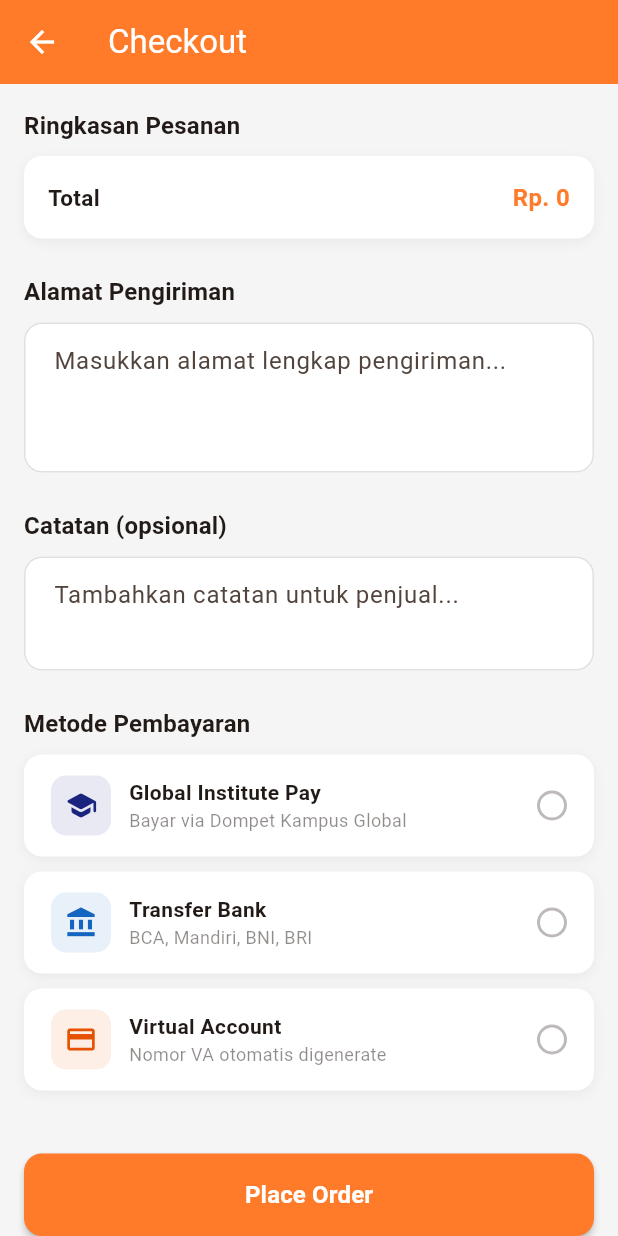
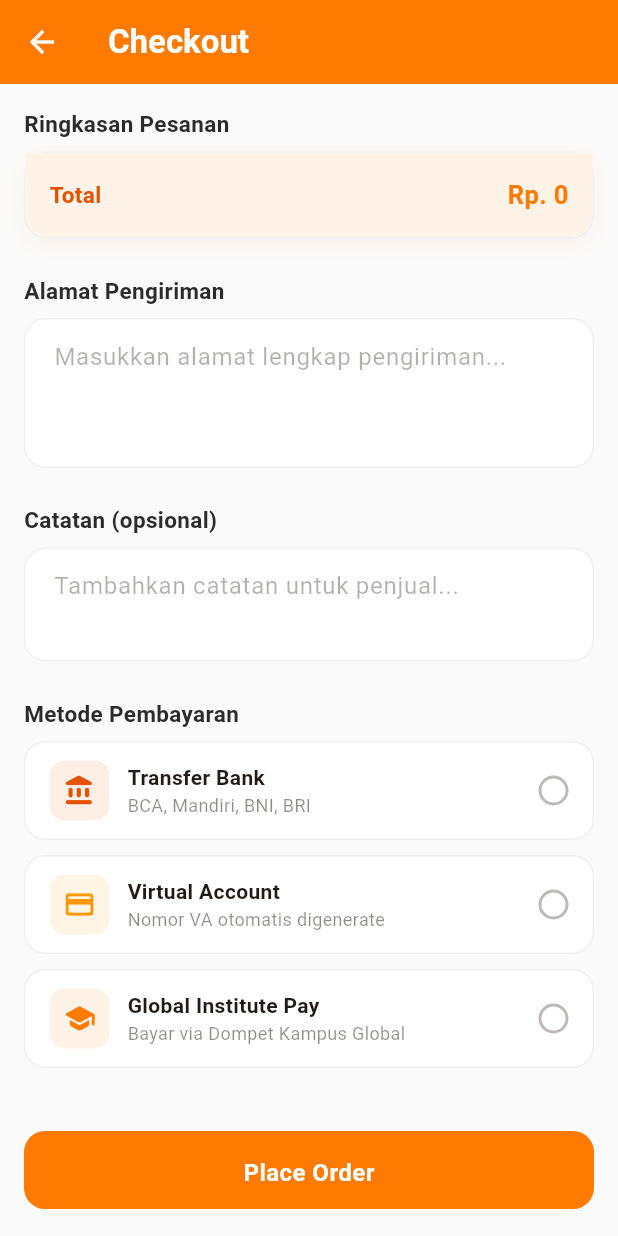
Before and after one commit to Mariariaardyanti/UAS_SEM6, a Flutter app: the CheckoutPage screen opened by its route, on a phone screen of 412 x 824 dp. Run offline on Flutter 3.47's test engine with Material 3 defaults, Android fonts, the phone set to English and light mode, and no system bars; our stand-ins replace app_links, dio, email_validator, equatable, firebase_auth, firebase_core and 4 more; missing offline and left inert: flutter_biometric_kit; accounts and stored records are empty.

Commit message:
style(checkout): perbarui tampilan halaman checkout

```diff
--- a/lib/features/dashboard/presentation/pages/dashboard_page.dart
+++ b/lib/features/dashboard/presentation/pages/dashboard_page.dart
@@ -940,7 +940,7 @@ class _ProductDetailSheetState extends State<_ProductDetailSheet> {
                             SnackBar(
                               content: Text(
                                 success
-                                    ? '${p.name} ditambahkan ke keranjang 🎉'
+                                    ? '${p.name} ditambahkan ke keranjang'
                                     : 'Gagal menambahkan ke keranjang',
                               ),
                               backgroundColor:
--- a/lib/features/order/presentation/pages/checkout_page.dart
+++ b/lib/features/order/presentation/pages/checkout_page.dart
@@ -5,6 +5,12 @@ import 'package:pasar_malam/features/order/presentation/providers/order_provider
 import 'package:provider/provider.dart';
 
 void _log(String msg) => debugPrint('[PasarMalam/Checkout] $msg');
+
+// ── Orange theme accents (UI only) ─────────────────────────
+const Color _kOrangePrimary = Color(0xFFFF7A00);
+const Color _kOrangeDark = Color(0xFFE65100);
+const Color _kOrangeSoft = Color(0xFFFFF3E8);
+const Color _kBg = Color(0xFFFAFAFA);
 
 class CheckoutPage extends StatefulWidget {
  const CheckoutPage({super.key});
@@ -21,25 +27,25 @@ class _CheckoutPageState extends State<CheckoutPage> {
 
  static const List<_PaymentOption> _paymentOptions = [
  _PaymentOption(
- value: 'global_institute_pay',
- label: 'Global Institute Pay',
- subtitle: 'Bayar via Dompet Kampus Global',
- icon: Icons.school_rounded,
- iconColor: Color(0xFF1A237E),
- ),
- _PaymentOption(
  value: 'bank_transfer',
  label: 'Transfer Bank',
  subtitle: 'BCA, Mandiri, BNI, BRI',
- icon: Icons.account_balance,
- iconColor: Color(0xFF1565C0),
+ icon: Icons.account_balance_rounded,
+ iconColor: _kOrangeDark,
  ),
  _PaymentOption(
  value: 'virtual_account',
  label: 'Virtual Account',
  subtitle: 'Nomor VA otomatis digenerate',
- icon: Icons.credit_card,
- iconColor: Color(0xFFE65100),
+ icon: Icons.credit_card_rounded,
+ iconColor: Color(0xFFFF9800),
+ ),
+ _PaymentOption(
+ value: 'global_institute_pay',
+ label: 'Global Institute Pay',
+ subtitle: 'Bayar via Dompet Kampus Global',
+ icon: Icons.school_rounded,
+ iconColor: _kOrangePrimary,
  ),
  ];
 
@@ -81,7 +87,9 @@ class _CheckoutPageState extends State<CheckoutPage> {
  showDialog(
  context: context,
  barrierDismissible: false,
- builder: (_) => const Center(child: CircularProgressIndicator()),
+ builder: (_) => const Center(
+ child: CircularProgressIndicator(color: _kOrangePrimary),
+ ),
  );
 
  _log('─── _placeOrder ───');
@@ -157,11 +165,18 @@ class _CheckoutPageState extends State<CheckoutPage> {
  final cartProv = context.watch<CartProvider>();
  final cart = cartProv.cart;
  final onSurface = Theme.of(context).colorScheme.onSurface;
- final surface = Theme.of(context).colorScheme.surface;
- final primary = Theme.of(context).colorScheme.primary;
 
  return Scaffold(
- appBar: AppBar(title: const Text('Checkout')),
+ backgroundColor: _kBg,
+ appBar: AppBar(
+ title: const Text(
+ 'Checkout',
+ style: TextStyle(fontWeight: FontWeight.w700, color: Colors.white),
+ ),
+ backgroundColor: _kOrangePrimary,
+ foregroundColor: Colors.white,
+ elevation: 0,
+ ),
  body: Form(
  key: _formKey,
  child: SingleChildScrollView(
@@ -174,13 +189,14 @@ class _CheckoutPageState extends State<CheckoutPage> {
  const SizedBox(height: 8),
  Container(
  decoration: BoxDecoration(
- color: surface,
- borderRadius: BorderRadius.circular(12),
+ color: Colors.white,
+ borderRadius: BorderRadius.circular(16),
+ border: Border.all(color: const Color(0xFFF0F0F0)),
  boxShadow: [
  BoxShadow(
- color: Colors.black.withValues(alpha: 0.05),
- blurRadius: 6,
- offset: const Offset(0, 2),
+ color: _kOrangePrimary.withValues(alpha: 0.06),
+ blurRadius: 10,
+ offset: const Offset(0, 4),
  ),
  ],
  ),
@@ -230,9 +246,15 @@ class _CheckoutPageState extends State<CheckoutPage> {
  ),
  ),
  ),
- const Divider(height: 1),
+ const Divider(height: 1, color: Color(0xFFF0F0F0)),
  ],
- Padding(
+ Container(
+ decoration: const BoxDecoration(
+ color: _kOrangeSoft,
+ borderRadius: BorderRadius.vertical(
+ bottom: Radius.circular(16),
+ ),
+ ),
  padding: const EdgeInsets.all(16),
  child: Row(
  mainAxisAlignment: MainAxisAlignment.spaceBetween,
@@ -242,14 +264,15 @@ class _CheckoutPageState extends State<CheckoutPage> {
  style: TextStyle(
  fontSize: 15,
  fontWeight: FontWeight.bold,
+ color: _kOrangeDark,
  ),
  ),
  Text(
  _formatPrice(cart?.total ?? 0),
- style: TextStyle(
- fontSize: 16,
+ style: const TextStyle(
+ fontSize: 17,
  fontWeight: FontWeight.bold,
- color: primary,
+ color: _kOrangePrimary,
  ),
  ),
  ],
@@ -267,13 +290,24 @@ class _CheckoutPageState extends State<CheckoutPage> {
  TextFormField(
  controller: _addressCtrl,
  maxLines: 3,
+ cursorColor: _kOrangePrimary,
  decoration: InputDecoration(
  hintText: 'Masukkan alamat lengkap pengiriman...',
+ hintStyle: TextStyle(color: onSurface.withValues(alpha: 0.35)),
  border: OutlineInputBorder(
- borderRadius: BorderRadius.circular(12),
+ borderRadius: BorderRadius.circular(14),
+ borderSide: const BorderSide(color: Color(0xFFF0F0F0)),
+ ),
+ enabledBorder: OutlineInputBorder(
+ borderRadius: BorderRadius.circular(14),
+ borderSide: const BorderSide(color: Color(0xFFF0F0F0)),
+ ),
+ focusedBorder: OutlineInputBorder(
+ borderRadius: BorderRadius.circular(14),
+ borderSide: const BorderSide(color: _kOrangePrimary, width: 1.5),
  ),
  filled: true,
- fillColor: surface,
+ fillColor: Colors.white,
  ),
  validator: (val) {
  if (val == null || val.trim().isEmpty) {
@@ -291,13 +325,24 @@ class _CheckoutPageState extends State<CheckoutPage> {
  TextFormField(
  controller: _notesCtrl,
  maxLines: 2,
+ cursorColor: _kOrangePrimary,
  decoration: InputDecoration(
  hintText: 'Tambahkan catatan untuk penjual...',
+ hintStyle: TextStyle(color: onSurface.withValues(alpha: 0.35)),
  border: OutlineInputBorder(
- borderRadius: BorderRadius.circular(12),
+ borderRadius: BorderRadius.circular(14),
+ borderSide: const BorderSide(color: Color(0xFFF0F0F0)),
+ ),
+ enabledBorder: OutlineInputBorder(
+ borderRadius: BorderRadius.circular(14),
+ borderSide: const BorderSide(color: Color(0xFFF0F0F0)),
+ ),
+ focusedBorder: OutlineInputBorder(
+ borderRadius: BorderRadius.circular(14),
+ borderSide: const BorderSide(color: _kOrangePrimary, width: 1.5),
  ),
  filled: true,
- fillColor: surface,
+ fillColor: Colors.white,
  ),
  ),
 
@@ -320,13 +365,15 @@ class _CheckoutPageState extends State<CheckoutPage> {
  // ── 5. Tombol Place Order ──────────────────────
  SizedBox(
  width: double.infinity,
+ height: 52,
  child: ElevatedButton(
  style: ElevatedButton.styleFrom(
- backgroundColor: primary,
+ backgroundColor: _kOrangePrimary,
  foregroundColor: Colors.white,
+ elevation: 0,
  padding: const EdgeInsets.symmetric(vertical: 16),
  shape: RoundedRectangleBorder(
- borderRadius: BorderRadius.circular(12),
+ borderRadius: BorderRadius.circular(14),
  ),
  ),
  onPressed: () => _placeOrder(context),
@@ -335,6 +382,7 @@ class _CheckoutPageState extends State<CheckoutPage> {
  style: TextStyle(
  fontSize: 16,
  fontWeight: FontWeight.bold,
+ letterSpacing: 0.3,
  ),
  ),
  ),
@@ -359,8 +407,10 @@ class _SectionTitle extends StatelessWidget {
  Widget build(BuildContext context) {
  return Text(
  title,
- style: Theme.of(context).textTheme.titleMedium?.copyWith(
+ style: const TextStyle(
+ fontSize: 15,
  fontWeight: FontWeight.bold,
+ color: Color(0xFF2B2B2B),
  ),
  );
  }
@@ -396,8 +446,6 @@ class _PaymentOptionCard extends StatelessWidget {
 
  @override
  Widget build(BuildContext context) {
- final surface = Theme.of(context).colorScheme.surface;
- final primary = Theme.of(context).colorScheme.primary;
  final onSurface = Theme.of(context).colorScheme.onSurface;
 
  return GestureDetector(
@@ -406,19 +454,21 @@ class _PaymentOptionCard extends StatelessWidget {
  duration: const Duration(milliseconds: 200),
  margin: const EdgeInsets.only(bottom: 10),
  decoration: BoxDecoration(
- color: surface,
- borderRadius: BorderRadius.circular(12),
+ color: isSelected ? _kOrangeSoft : Colors.white,
+ borderRadius: BorderRadius.circular(14),
  border: Border.all(
- color: isSelected ? primary : Colors.transparent,
- width: 2,
+ color: isSelected ? _kOrangePrimary : const Color(0xFFF0F0F0),
+ width: isSelected ? 1.5 : 1,
  ),
- boxShadow: [
+ boxShadow: isSelected
+ ? [
  BoxShadow(
- color: Colors.black.withValues(alpha: 0.05),
- blurRadius: 6,
- offset: const Offset(0, 2),
+ color: _kOrangePrimary.withValues(alpha: 0.12),
+ blurRadius: 10,
+ offset: const Offset(0, 3),
  ),
- ],
+ ]
+ : [],
  ),
  child: Padding(
  padding: const EdgeInsets.symmetric(horizontal: 16, vertical: 12),
@@ -462,18 +512,22 @@ class _PaymentOptionCard extends StatelessWidget {
  decoration: BoxDecoration(
  shape: BoxShape.circle,
  border: Border.all(
- color: isSelected ? primary : onSurface.withValues(alpha: 0.3),
+ color: isSelected
+ ? _kOrangePrimary
+ : onSurface.withValues(alpha: 0.3),
  width: 2,
  ),
  ),
  child: isSelected
- ? Center(
- child: Container(
+ ? const Center(
+ child: SizedBox(
  width: 10,
  height: 10,
+ child: DecoratedBox(
  decoration: BoxDecoration(
  shape: BoxShape.circle,
- color: primary,
+ color: _kOrangePrimary,
+ ),
  ),
  ),
  )
```
